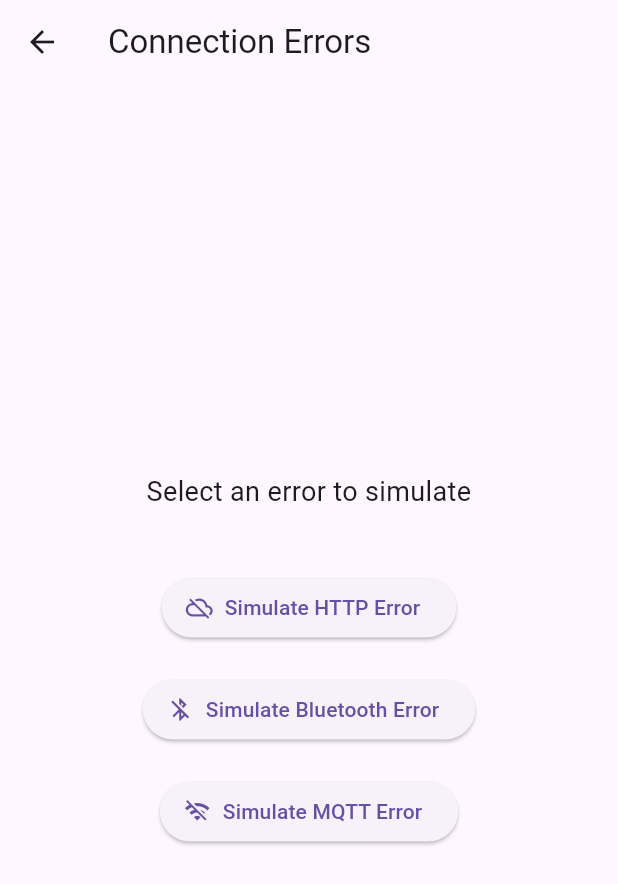
After one commit to viniacpotrich/Gerenciamento-de-Aplicativos, a Flutter app: the ConnectionErrorScreen screen opened by its route, on a phone screen of 412 x 824 dp. The commit adds this screen. Shown: the top 884 px of the screen. Run offline on Flutter 3.47's test engine with Material 3 defaults, Android fonts, the light colour scheme and no system bars; our stand-ins replace bloc, cloud_firestore, firebase_crashlytics, flutter_bloc, get, hive; missing offline and left inert: mongo_dart; accounts and stored records are empty; generated files the repository leaves out were written again.

Commit message:
Feat: ideia para erros de conexao

```diff
--- a/acta/lib/acta.dart
+++ b/acta/lib/acta.dart
@@ -1,9 +1,8 @@
 library;
 
-export 'src/event.dart';
+export 'src/model/event.dart';
 export 'src/handler.dart';
 export 'src/handler2.dart';
-export 'src/loggers/console_logger.dart';
 export 'src/strategies/base_strategy.dart';
 export 'src/storage/storage.dart';
 export 'src/storage/composite_storage.dart';
--- a/acta/lib/src/handler.dart
+++ b/acta/lib/src/handler.dart
@@ -1,7 +1,7 @@
 import 'dart:async';
 import 'package:acta/src/utils/utils.dart';
 import 'package:flutter/foundation.dart';
-import 'event.dart';
+import 'model/event.dart';
 import 'strategies/base_strategy.dart';
 import 'storage/storage.dart';
 
--- a/acta/lib/src/storage/composite_storage.dart
+++ b/acta/lib/src/storage/composite_storage.dart
@@ -1,5 +1,5 @@
 import 'storage.dart';
-import '../event.dart';
+import '../model/event.dart';
 
 class CompositeStorage implements Storage {
   final List<Storage> storages;
--- a/acta/lib/src/storage/elasticsearch_storage.dart
+++ b/acta/lib/src/storage/elasticsearch_storage.dart
@@ -1,5 +1,5 @@
 import 'storage.dart';
-import '../event.dart';
+import '../model/event.dart';
 import 'package:http/http.dart' as http;
 import 'dart:convert';
 
--- a/acta/lib/src/storage/firebase_storage.dart
+++ b/acta/lib/src/storage/firebase_storage.dart
@@ -1,6 +1,6 @@
 import 'package:cloud_firestore/cloud_firestore.dart';
 import 'package:flutter/foundation.dart';
-import '../event.dart';
+import '../model/event.dart';
 import 'storage.dart';
 
 class FirebaseStorage implements Storage {
--- a/acta/lib/src/storage/mongo_storage.dart
+++ b/acta/lib/src/storage/mongo_storage.dart
@@ -2,7 +2,7 @@ import 'package:flutter/foundation.dart';
 import 'package:mongo_dart/mongo_dart.dart';
 
 import 'storage.dart';
-import '../event.dart';
+import '../model/event.dart';
 
 class MongoStorage implements Storage {
   final String connectionString;
--- a/acta/lib/src/storage/storage.dart
+++ b/acta/lib/src/storage/storage.dart
@@ -1,4 +1,4 @@
-import '../event.dart';
+import '../model/event.dart';
 
 abstract class Storage {
   Future<void> save(Event event);
--- a/flutter_base/lib/main.dart
+++ b/flutter_base/lib/main.dart
@@ -6,10 +6,11 @@ import 'package:acta/acta.dart';
 import 'package:flutter/material.dart';
 import 'package:flutter_base/screens/code_errors/code_errors_screen.dart';
 import 'package:flutter_base/navigation/custom_navigator_observer.dart';
-import 'package:flutter_base/screens/db_erros/db_errors_screen.dart';
+import 'package:flutter_base/screens/conection_errors/connection_error_screen.dart';
+import 'package:flutter_base/screens/db_errors/db_errors_screen.dart';
 import 'package:flutter_base/screens/home/home_screen.dart';
 import 'package:flutter_base/navigation/routes.dart';
-import 'package:flutter_base/screens/key_error/key_error.dart';
+import 'package:flutter_base/screens/key_errors/key_error.dart';
 import 'package:flutter_base/screens/memory_leak/memory_leak.dart';
 // import 'package:flutter_base/firebase_options.dart';
 
@@ -114,6 +115,7 @@ class MyApp extends StatelessWidget {
         Routes.keyScreen: (_) => const KeyErrorScreen(),
         Routes.memoryLeakScreen: (_) => const MemoryLeakScreen(),
         Routes.dbErrors: (_) => const DbErrorScreen(),
+        Routes.connectionErrorScreen: (_) => const ConnectionErrorScreen(),
       },
       navigatorObservers: [CustomNavigatorObserver()],
     );
--- a/flutter_base/lib/navigation/routes.dart
+++ b/flutter_base/lib/navigation/routes.dart
@@ -4,4 +4,5 @@ abstract final class Routes {
   static const keyScreen = 'key_screen';
   static const memoryLeakScreen = 'memory_leak_screen';
   static const dbErrors = 'db_errors';
+  static const connectionErrorScreen = 'connection_error_creen';
 }
--- /dev/null
+++ b/flutter_base/lib/screens/conection_errors/connection_error_screen.dart
@@ -0,0 +1,82 @@
+import 'package:acta/acta.dart';
+import 'package:flutter/material.dart';
+
+class ConnectionErrorScreen extends StatefulWidget {
+  const ConnectionErrorScreen({super.key});
+
+  @override
+  State<ConnectionErrorScreen> createState() => _ConnectionErrorScreenState();
+}
+
+class _ConnectionErrorScreenState extends State<ConnectionErrorScreen> {
+  String _status = "Select an error to simulate";
+
+  Future<void> _simulateHttpError() async {
+    setState(() => _status = "🌐 HTTP Request...");
+    await Future.delayed(const Duration(seconds: 2));
+    setState(() => _status = "❌ HTTP 500 Internal Server Error");
+    captureMethod(str: _status);
+  }
+
+  Future<void> _simulateBluetoothError() async {
+    setState(() => _status = "🔍 Scanning Bluetooth...");
+    await Future.delayed(const Duration(seconds: 3));
+    setState(() => _status = "❌ Bluetooth device not found");
+    captureMethod(str: _status);
+  }
+
+  Future<void> _simulateMqttError() async {
+    setState(() => _status = "🔌 Connecting to MQTT...");
+    await Future.delayed(const Duration(seconds: 2));
+    setState(() => _status = "❌ Failed to connect to MQTT broker");
+    captureMethod(str: _status);
+  }
+
+  void captureMethod({required String str}) {
+    Handler.capture(
+      message: str,
+      severity: Severity.warning,
+      tag: 'Connection',
+    );
+  }
+
+  @override
+  Widget build(BuildContext context) {
+    return Scaffold(
+      appBar: AppBar(title: const Text("Connection Errors")),
+      body: Padding(
+        padding: const EdgeInsets.all(20),
+        child: Center(
+          child: Column(
+            mainAxisAlignment: MainAxisAlignment.center,
+            children: [
+              Text(
+                _status,
+                textAlign: TextAlign.center,
+                style: const TextStyle(fontSize: 18),
+              ),
+              const SizedBox(height: 40),
+              ElevatedButton.icon(
+                onPressed: _simulateHttpError,
+                icon: const Icon(Icons.cloud_off),
+                label: const Text("Simulate HTTP Error"),
+              ),
+              const SizedBox(height: 20),
+              ElevatedButton.icon(
+                onPressed: _simulateBluetoothError,
+                icon: const Icon(Icons.bluetooth_disabled),
+                label: const Text("Simulate Bluetooth Error"),
+              ),
+              const SizedBox(height: 20),
+              ElevatedButton.icon(
+                onPressed: _simulateMqttError,
+                icon: const Icon(Icons.wifi_off),
+                label: const Text("Simulate MQTT Error"),
+              ),
+            ],
+          ),
+        ),
+      ),
+    );
+  }
+}
--- a/flutter_base/lib/screens/key_error/key_error.dart
+++ b/flutter_base/lib/screens/key_errors/key_error.dart
@@ -1,5 +1,5 @@
 import 'package:flutter/material.dart';
-import 'package:flutter_base/screens/key_error/color_item.dart';
+import 'package:flutter_base/screens/key_errors/color_item.dart';
 
 class KeyErrorScreen extends StatefulWidget {
   const KeyErrorScreen({super.key});
```
Also changed, not shown: acta/lib/src/loggers/console_logger.dart (deleted, +0 -13 lines), acta/lib/src/strategies/base_strategy.dart (+6 -5 lines), flutter_base/lib/screens/home/home_screen.dart (+7 -0 lines), acta/lib/src/model/event.dart (renamed from acta/lib/src/event.dart), flutter_base/lib/screens/db_errors/db_errors_screen.dart (renamed from flutter_base/lib/screens/db_erros/db_errors_screen.dart), flutter_base/lib/screens/key_errors/color_item.dart (renamed from flutter_base/lib/screens/key_error/color_item.dart).
